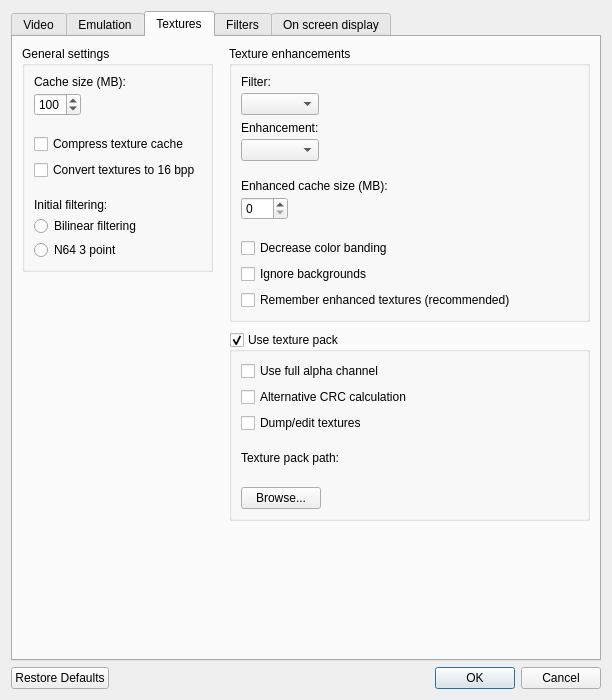
gonetz/GLideN64, file src/GLideNUI/configDialog.ui: the form before one commit.
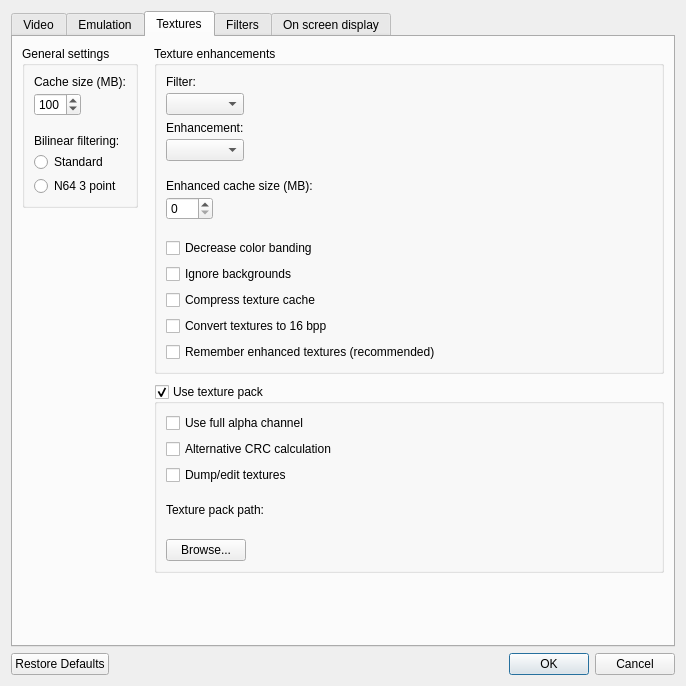
The form after the commit. The open tabs and pages were chosen to show the change. Icons and pictures are not drawn.

Commit message: Changes from gonetz

What changed in the file:
```diff
--- a/src/GLideNUI/configDialog.ui
+++ b/src/GLideNUI/configDialog.ui
@@ -5,14 +5,6 @@
   <property name="windowModality">
    <enum>Qt::ApplicationModal</enum>
   </property>
-  <property name="geometry">
-   <rect>
-    <x>0</x>
-    <y>0</y>
-    <width>545</width>
-    <height>670</height>
-   </rect>
-  </property>
   <property name="windowTitle">
    <string>GLideN64 settings</string>
   </property>
@@ -1123,7 +1115,7 @@
                <string>&lt;html&gt;&lt;head/&gt;&lt;body&gt;&lt;p&gt;When selected, 2D elements are rendered at the N64s resolution before copying them to output. This usually eliminates display issues with 2D elements, but it can be slow. This option uses heuristics to detect adjacent 2D elements that doesn't work for every game.&lt;/p&gt;&lt;p&gt;[Recommended: &lt;span style=&quot; font-style:italic;&quot;&gt;Selected, unless you have performance problems&lt;/span&gt;]&lt;/p&gt;&lt;/body&gt;&lt;/html&gt;</string>
               </property>
               <property name="text">
-               <string>Render 2D elements in N64 resolution</string>
+               <string>Render 2D elements in N64 resolution (can be slow)</string>
               </property>
              </widget>
             </item>
@@ -1141,7 +1133,7 @@
                  </sizepolicy>
                 </property>
                 <property name="toolTip">
-                 <string>&lt;html&gt;&lt;head/&gt;&lt;body&gt;&lt;p&gt;In some games the coordinates for parts of 2D elements are not aligned: there is a half-pixel split between adjacent elements. When rendering in the N64's original resolution it isn't visible, but when the image is scaled up it results in black lines. This option attempts to connect these 2D elements.&lt;/p&gt;&lt;p&gt;&lt;span style=&quot; font-weight:600;&quot;&gt;For adjacent 2D elements&lt;/span&gt;: Apply the correction only for polygons that need it. Select this option for games that have issues with black lines.&lt;/p&gt;&lt;p&gt;&lt;span style=&quot; font-weight:600;&quot;&gt;Always&lt;/span&gt;: Apply the correction for every 2D element. Select this option when &lt;span style=&quot; font-weight:600;&quot;&gt;For adjacent 2D elements&lt;/span&gt; doesn't help.&lt;/p&gt;&lt;p&gt;&lt;span style=&quot; font-weight:600;&quot;&gt;Never&lt;/span&gt;: Don't attempt to correct black lines between 2D elements.&lt;/p&gt;&lt;p&gt;[Recommended: &lt;span style=&quot; font-style:italic;&quot;&gt;Game dependent, mostly never&lt;/span&gt;]&lt;/p&gt;&lt;/body&gt;&lt;/html&gt;</string>
+                 <string>&lt;html&gt;&lt;head/&gt;&lt;body&gt;&lt;p&gt;In some games the coordinates for parts of 2D elements are not aligned: there is a half-pixel split between adjacent elements. When rendering in the N64's original resolution it isn't visible, but when the image is scaled up it results in black lines. This option attempts to connect these 2D elements.&lt;/p&gt;&lt;p&gt;&lt;span style=&quot; font-weight:600;&quot;&gt;For adjacent 2D elements&lt;/span&gt;: Apply the correction only for polygons that need it. Select this option for games that have issues with black lines.&lt;/p&gt;&lt;p&gt;&lt;span style=&quot; font-weight:600;&quot;&gt;Always&lt;/span&gt;: Apply the correction for every 2D element. Select this option when &lt;span style=&quot; font-weight:600;&quot;&gt;For adjacent 2D elements&lt;/span&gt; doesn't help.&lt;/p&gt;&lt;p&gt;&lt;span style=&quot; font-weight:600;&quot;&gt;Never&lt;/span&gt;: Don't attempt to correct black lines between 2D elements.&lt;/p&gt;&lt;p&gt;[Recommended: &lt;span style=&quot; font-style:italic;&quot;&gt;Game dependent, mostly Never&lt;/span&gt;]&lt;/p&gt;&lt;/body&gt;&lt;/html&gt;</string>
                 </property>
                 <property name="text">
                  <string>Fix black lines between 2D elements:</string>
@@ -1170,7 +1162,7 @@
               <item>
                <widget class="QRadioButton" name="fixTexrectForceRadioButton">
                 <property name="text">
-                 <string>Always (slowest)</string>
+                 <string>Always</string>
                 </property>
                 <attribute name="buttonGroup">
                  <string notr="true">fixTexrectCoordsButtonGroup</string>
@@ -1180,7 +1172,7 @@
               <item>
                <widget class="QRadioButton" name="fixTexrectDisableRadioButton">
                 <property name="text">
-                 <string>Never (fastest)</string>
+                 <string>Never</string>
                 </property>
                 <attribute name="buttonGroup">
                  <string notr="true">fixTexrectCoordsButtonGroup</string>
@@ -1591,33 +1583,6 @@
                 </item>
                </layout>
               </item>
-              <item>
-               <layout class="QVBoxLayout" name="verticalLayout_34">
-                <property name="spacing">
-                 <number>6</number>
-                </property>
-                <item>
-                 <widget class="QCheckBox" name="compressCacheCheckBox">
-                  <property name="toolTip">
-                   <string>&lt;html&gt;&lt;head/&gt;&lt;body&gt;&lt;p&gt;Textures will be compressed so more textures can be held in the cache. The compression ratio varies per texture, but the compression is typically 1/5 of the original size.&lt;/p&gt;&lt;p&gt;[Recommended: &lt;span style=&quot; font-style:italic;&quot;&gt;Selected&lt;/span&gt;]&lt;/p&gt;&lt;/body&gt;&lt;/html&gt;</string>
-                  </property>
-                  <property name="text">
-                   <string>Compress texture cache</string>
-                  </property>
-                 </widget>
-                </item>
-                <item>
-                 <widget class="QCheckBox" name="force16bppCheckBox">
-                  <property name="toolTip">
-                   <string>&lt;html&gt;&lt;head/&gt;&lt;body&gt;&lt;p&gt;This option halves the space used by textures and enhances performance. When reducing the color, GLideN64 tries to perserve the original quality as much as possible. On most textures it's hardly noticeable, but some textures, like skies, can look noticeably worse.&lt;/p&gt;&lt;p&gt;[Recommended: &lt;span style=&quot; font-style:italic;&quot;&gt;Cleared&lt;/span&gt;]&lt;/p&gt;&lt;/body&gt;&lt;/html&gt;</string>
-                  </property>
-                  <property name="text">
-                   <string>Convert textures to 16 bpp</string>
-                  </property>
-                 </widget>
-                </item>
-               </layout>
-              </item>
               <item>
                <layout class="QVBoxLayout" name="verticalLayout_21">
                 <property name="spacing">
@@ -1629,14 +1594,14 @@
                    <string>&lt;html&gt;&lt;head/&gt;&lt;body&gt;&lt;p&gt;&lt;span style=&quot; font-weight:600;&quot;&gt;Bilinear filtering&lt;/span&gt;: Textures will use standard PC-style bilinear filtering.&lt;/p&gt;&lt;p&gt;&lt;span style=&quot; font-weight:600;&quot;&gt;N64 3 point&lt;/span&gt;: Textures will be filtered more like the N64. The result is less smooth but more accurate.&lt;/p&gt;&lt;/body&gt;&lt;/html&gt;</string>
                   </property>
                   <property name="text">
-                   <string>Initial filtering:</string>
+                   <string>Bilinear filtering:</string>
                   </property>
                  </widget>
                 </item>
                 <item>
                  <widget class="QRadioButton" name="blnrStandardRadioButton">
                   <property name="text">
-                   <string>Bilinear filtering</string>
+                   <string>Standard</string>
                   </property>
                  </widget>
                 </item>
@@ -1821,6 +1786,26 @@
                   </property>
                  </widget>
                 </item>
+                <item>
+                 <widget class="QCheckBox" name="compressCacheCheckBox">
+                  <property name="toolTip">
+                   <string>&lt;html&gt;&lt;head/&gt;&lt;body&gt;&lt;p&gt;Textures will be compressed so more textures can be held in the cache. The compression ratio varies per texture, but the compression is typically 1/5 of the original size.&lt;/p&gt;&lt;p&gt;[Recommended: &lt;span style=&quot; font-style:italic;&quot;&gt;Selected&lt;/span&gt;]&lt;/p&gt;&lt;/body&gt;&lt;/html&gt;</string>
+                  </property>
+                  <property name="text">
+                   <string>Compress texture cache</string>
+                  </property>
+                 </widget>
+                </item>
+                <item>
+                 <widget class="QCheckBox" name="force16bppCheckBox">
+                  <property name="toolTip">
+                   <string>&lt;html&gt;&lt;head/&gt;&lt;body&gt;&lt;p&gt;This option halves the space used by textures and enhances performance. When reducing the color, GLideN64 tries to perserve the original quality as much as possible. On most textures it's hardly noticeable, but some textures, like skies, can look noticeably worse.&lt;/p&gt;&lt;p&gt;[Recommended: &lt;span style=&quot; font-style:italic;&quot;&gt;Cleared&lt;/span&gt;]&lt;/p&gt;&lt;/body&gt;&lt;/html&gt;</string>
+                  </property>
+                  <property name="text">
+                   <string>Convert textures to 16 bpp</string>
+                  </property>
+                 </widget>
+                </item>
                 <item>
                  <widget class="QCheckBox" name="saveTextureCacheCheckBox">
                   <property name="toolTip">
@@ -2349,7 +2334,7 @@
               <item>
                <widget class="QLabel" name="gammaLevelDescLabel">
                 <property name="text">
-                 <string>&lt;html&gt;&lt;head/&gt;&lt;body&gt;&lt;p&gt;Selecting this option disables game specified gamma correction.&lt;/p&gt;&lt;/body&gt;&lt;/html&gt;</string>
+                 <string>&lt;html&gt;&lt;head/&gt;&lt;body&gt;&lt;p&gt;Selecting this option overrides gamma correction specified by the game.&lt;/p&gt;&lt;/body&gt;&lt;/html&gt;</string>
                 </property>
                 <property name="wordWrap">
                  <bool>true</bool>
```
Left out of the diff: 6 changed lines with no effect on the pictures.
